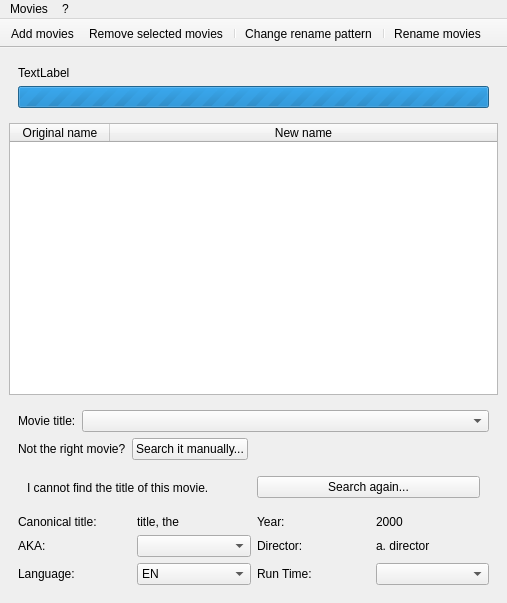
Qt form src/main_window.ui (albemala/almoviesrenamer) before a commit.
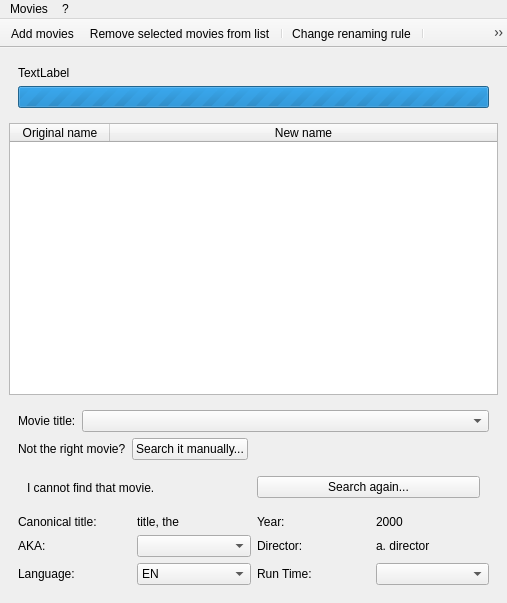
The same form after that commit. The open tabs and pages were chosen to show the change. Icons and pictures are not drawn.

```diff
--- a/src/main_window.ui
+++ b/src/main_window.ui
@@ -210,7 +210,7 @@
             <item>
              <widget class="QLabel" name="label_18">
               <property name="text">
-               <string>I cannot find the title of this movie.</string>
+               <string>I cannot find that movie.</string>
               </property>
              </widget>
             </item>
@@ -504,7 +504,10 @@
      <normaloff>icons/movie_remove.png</normaloff>icons/movie_remove.png</iconset>
    </property>
    <property name="text">
-    <string>Remove selected movies</string>
+    <string>Remove selected movies from list</string>
+   </property>
+   <property name="toolTip">
+    <string>Remove selected movies from list</string>
    </property>
   </action>
   <action name="action_remove_all_movies">
@@ -522,7 +525,10 @@
      <normaloff>icons/tag.png</normaloff>icons/tag.png</iconset>
    </property>
    <property name="text">
-    <string>Change rename pattern</string>
+    <string>Change renaming rule</string>
+   </property>
+   <property name="toolTip">
+    <string>Change  renaming rule</string>
    </property>
   </action>
   <action name="action_rename_movies">
```
Left out of the diff: 11 changed lines with no effect on the pictures.
